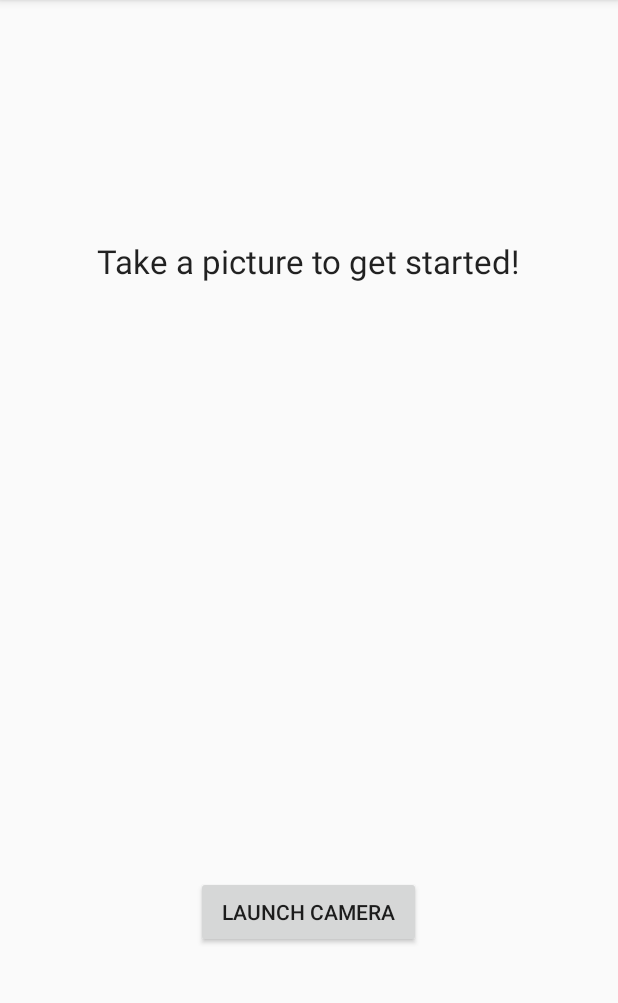
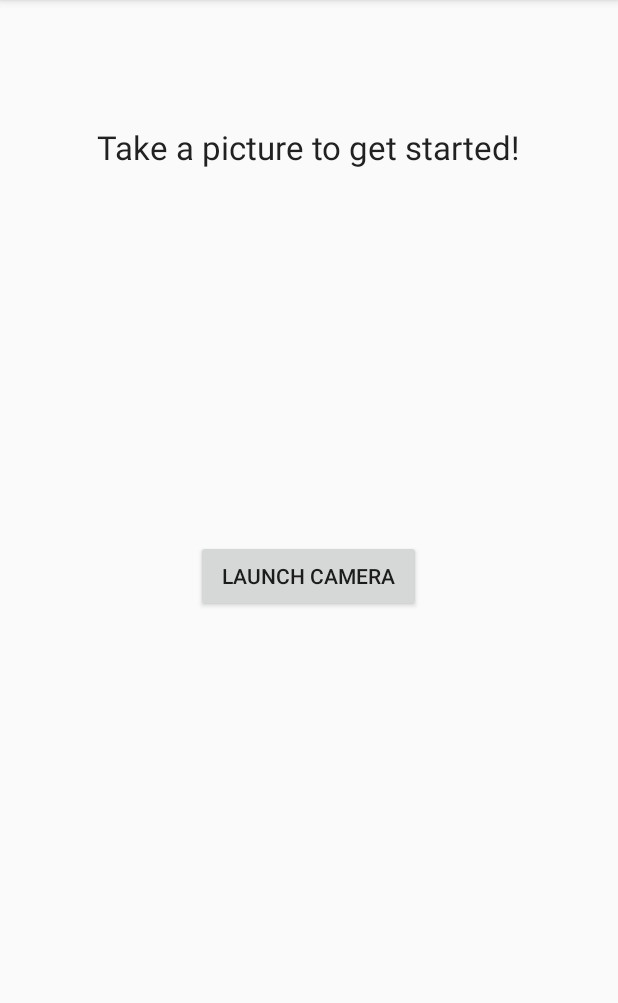
Before and after one commit to fed1620/ribbit, an Android app: the screen it shows after launch (MainActivity), after a tap on "LAUNCH CAMERA", on a phone screen of 412 x 824 dp, the part 84-1087 px from its top. Run offline under Robolectric (Android 15) with nearby library versions, the phone set to English and light mode, and no system bars; 1 statement that could not run was skipped.

Commit message:
Changed thumbnail retrieval to full-sized image storage

```diff
--- a/app/src/main/java/fedffm/bytewrite/MainActivity.java
+++ b/app/src/main/java/fedffm/bytewrite/MainActivity.java
@@ -2,6 +2,9 @@ package fedffm.bytewrite;
 
 import android.content.Intent;
 import android.graphics.Bitmap;
+import android.graphics.BitmapFactory;
+import android.net.Uri;
+import android.os.Environment;
 import android.provider.MediaStore;
 import android.support.v7.app.ActionBarActivity;
 import android.os.Bundle;
@@ -13,16 +16,22 @@ import android.widget.Button;
 import android.widget.ImageView;
 import android.widget.TextView;
 
+import java.io.File;
+import java.text.SimpleDateFormat;
+import java.util.Date;
+
 
 public class MainActivity extends ActionBarActivity {
     private static final int REQUEST_IMAGE_CAPTURE = 1;
     private static final String MAIN_ACTIVITY = "MainActivity";  // Log tag
 
     // Main Activity views
+    private String imagePath = "";
+    private Bitmap    bitmap;
     private ImageView image;
     private TextView  instructions;
-    private Button    yesButton;
-    private Button    noButton;
+    private Button processButton;
+    private Button retakeButton;
     private Button    cameraButton;
 
     @Override
@@ -35,8 +44,8 @@ public class MainActivity extends ActionBarActivity {
         // Get references to our views
         image        = (ImageView)findViewById(R.id.imageView);
         cameraButton = (Button)findViewById(R.id.button);
-        yesButton    = (Button)findViewById(R.id.processButton);
-        noButton     = (Button)findViewById(R.id.retakeButton);
+        processButton = (Button)findViewById(R.id.processButton);
+        retakeButton = (Button)findViewById(R.id.retakeButton);
         instructions = (TextView)findViewById(R.id.textView);
 
         // Visible views
@@ -45,8 +54,8 @@ public class MainActivity extends ActionBarActivity {
 
         // Invisible views
         image.setVisibility(View.INVISIBLE);
-        yesButton.setVisibility(View.INVISIBLE);
-        noButton.setVisibility(View.INVISIBLE);
+        processButton.setVisibility(View.INVISIBLE);
+        retakeButton.setVisibility(View.INVISIBLE);
     }
 
     @Override
@@ -104,10 +113,22 @@ public class MainActivity extends ActionBarActivity {
     @Override
     protected void onActivityResult(int requestCode, int resultCode, Intent data) {
         if (requestCode == REQUEST_IMAGE_CAPTURE && resultCode == RESULT_OK) {
+
+            // Get the bitmap image
+            File imageFile = new File(imagePath);
+
+            if (imageFile.exists()) {
+                BitmapFactory.Options options = new BitmapFactory.Options();
+                options.inSampleSize = 4;
+
+                bitmap = BitmapFactory.decodeFile(imageFile.getAbsolutePath(), options);
+
+                Log.i(MAIN_ACTIVITY, "Scaled height: " + bitmap.getHeight() + " Scaled width: " + bitmap.getWidth());
+            }
+
+            // Put it into the Image View
+            image.setImageBitmap(bitmap);
             image.setVisibility(View.VISIBLE);
-            Bundle extras = data.getExtras();
-            Bitmap imageBitmap = (Bitmap) extras.get("data");
-            image.setImageBitmap(imageBitmap);
             confirm();
         }
     }
@@ -115,20 +136,29 @@ public class MainActivity extends ActionBarActivity {
     /**
      * Use the device's built in camera to capture an image
      */
-    public void launchImageCaptureIntent(View view) {
-        Intent takePictureIntent = new Intent(MediaStore.ACTION_IMAGE_CAPTURE);
-        if (takePictureIntent.resolveActivity(getPackageManager()) != null) {
-            startActivityForResult(takePictureIntent, REQUEST_IMAGE_CAPTURE);
-        }
+    public void launchCamera(View view) {
+        // Create a file to store the image and get the directory/path
+        String timeStamp = new SimpleDateFormat("yyyyMMdd_HHmmss").format(new Date());
+        String fileName = timeStamp + ".jpg";
+        File directory = Environment.getExternalStoragePublicDirectory(Environment.DIRECTORY_PICTURES);
+        imagePath = directory.getAbsolutePath() + "/" + fileName;
+        File file = new File(imagePath);
+
+        // Start the camera intent
+        Uri outputFileUri = Uri.fromFile(file);
+        Intent intent = new Intent(MediaStore.ACTION_IMAGE_CAPTURE);
+        intent.putExtra(MediaStore.EXTRA_OUTPUT, outputFileUri);
+        startActivityForResult(intent, REQUEST_IMAGE_CAPTURE);
     }
+
 
     /**
      * Prompt the user to either process or retake the picture
      */
     private void confirm() {
         // Visible views
-        yesButton.setVisibility(View.VISIBLE);
-        noButton.setVisibility(View.VISIBLE);
+        processButton.setVisibility(View.VISIBLE);
+        retakeButton.setVisibility(View.VISIBLE);
 
         // Invisible views
         cameraButton.setVisibility(View.INVISIBLE);
@@ -136,10 +166,9 @@ public class MainActivity extends ActionBarActivity {
     }
 
     public void process(View view) {
-        // Invisible views
-        cameraButton.setVisibility(View.INVISIBLE);
-        yesButton.setVisibility(View.INVISIBLE);
-        noButton.setVisibility(View.INVISIBLE);
-        instructions.setVisibility(View.INVISIBLE);
+        // Start a new intent
+        Intent intent = new Intent(this, ProcessActivity.class);
+        intent.putExtra("imagePath", imagePath);
+        startActivity(intent);
     }
 }
--- a/app/src/main/res/layout/activity_main.xml
+++ b/app/src/main/res/layout/activity_main.xml
@@ -11,18 +11,17 @@
         android:id="@+id/imageView"
         android:layout_alignParentTop="true"
         android:layout_centerHorizontal="true"
-        android:layout_marginTop="81dp"
+        android:layout_marginTop="5dp"
         android:contentDescription="@string/image_desc" />
 
     <Button
-        android:onClick="launchImageCaptureIntent"
+        android:onClick="launchCamera"
         android:layout_width="wrap_content"
         android:layout_height="wrap_content"
         android:text="@string/cameraButton"
         android:id="@+id/button"
-        android:layout_marginBottom="120dp"
         android:width="150dp"
-        android:layout_alignParentBottom="true"
+        android:layout_centerVertical="true"
         android:layout_centerHorizontal="true" />
 
     <TextView
@@ -36,13 +35,13 @@
         android:layout_marginTop="62dp" />
 
     <Button
-        android:onClick="launchImageCaptureIntent"
+        android:onClick="launchCamera"
         android:layout_width="wrap_content"
         android:layout_height="wrap_content"
         android:text="@string/retakeButton"
         android:id="@+id/retakeButton"
         android:width="150dp"
-        android:layout_above="@+id/button"
+        android:layout_alignParentBottom="true"
         android:layout_alignParentLeft="true"
         android:layout_alignParentStart="true" />
 
@@ -53,7 +52,7 @@
         android:text="@string/processButton"
         android:id="@+id/processButton"
         android:width="150dp"
-        android:layout_alignTop="@+id/retakeButton"
+        android:layout_alignParentBottom="true"
         android:layout_alignParentRight="true"
         android:layout_alignParentEnd="true" />
 
--- /dev/null
+++ b/app/src/main/res/menu/menu_process.xml
@@ -0,0 +1,6 @@
+<menu xmlns:android="http://schemas.android.com/apk/res/android"
+    xmlns:app="http://schemas.android.com/apk/res-auto"
+    xmlns:tools="http://schemas.android.com/tools" tools:context="fedffm.bytewrite.ProcessActivity">
+    <item android:id="@+id/action_settings" android:title="@string/action_settings"
+        android:orderInCategory="100" app:showAsAction="never" />
+</menu>
--- a/app/src/main/res/values/strings.xml
+++ b/app/src/main/res/values/strings.xml
@@ -8,4 +8,7 @@
     <string name="welcomeMessage">Take a picture to get started!</string>
     <string name="processButton">Process</string>
     <string name="retakeButton">Retake</string>
+    <string name="title_activity_process">Process</string>
+
+    <string name="hello_world">Hello world!</string>
 </resources>
```
Also changed, not shown: app/src/main/AndroidManifest.xml (+7 -1 lines), app/src/main/java/fedffm/bytewrite/ProcessActivity.java (added, +72 -0 lines), app/src/main/res/layout/activity_process.xml (added, +16 -0 lines).
